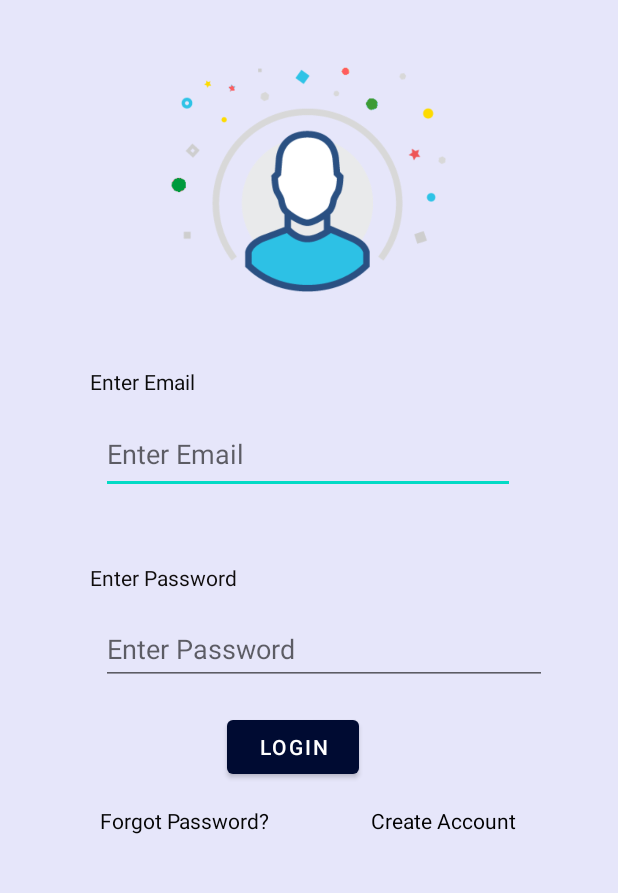
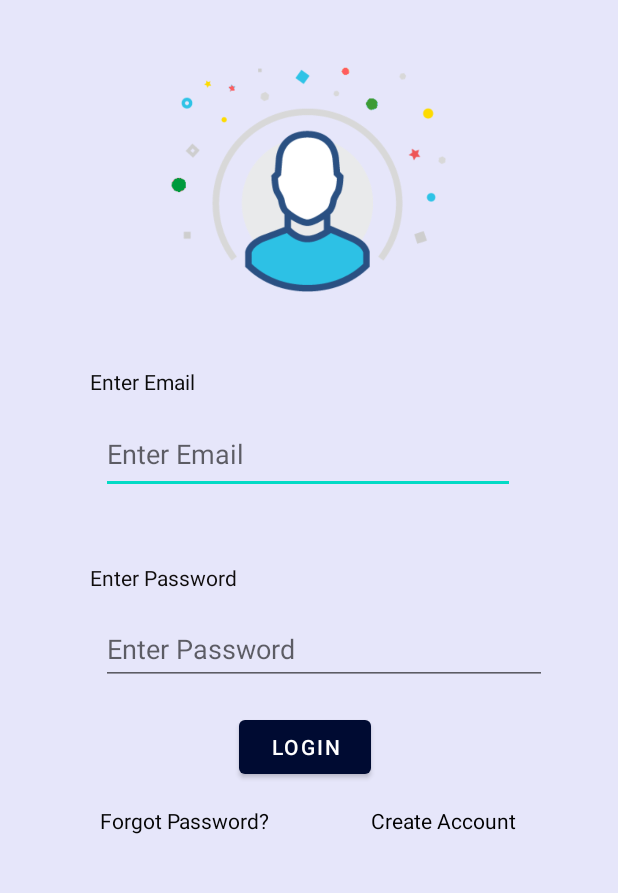
Before and after one commit to shas99/Spinner-Bike-Managment, an Android app: the screen it shows after launch (MainActivity), on a phone screen of 412 x 824 dp, the part 270-1163 px from its top. Run offline under Robolectric (Android 15) with nearby library versions, the phone set to English and light mode, and no system bars; our stand-ins replace Firebase (no records; nobody signed in at launch, a user with empty details on screens opened directly); Roboto replaces fonts that are not available here.

```diff
--- a/Spinner_app/app/src/main/res/layout/activity_main.xml
+++ b/Spinner_app/app/src/main/res/layout/activity_main.xml
@@ -46,7 +46,7 @@
         android:text="@string/LoginBtn"
         app:layout_constraintBottom_toBottomOf="parent"
         app:layout_constraintEnd_toEndOf="parent"
-        app:layout_constraintHorizontal_bias="0.467"
+        app:layout_constraintHorizontal_bias="0.492"
         app:layout_constraintStart_toStartOf="parent"
         app:layout_constraintTop_toBottomOf="@+id/passwordLogin"
         app:layout_constraintVertical_bias="0.125" />
```
